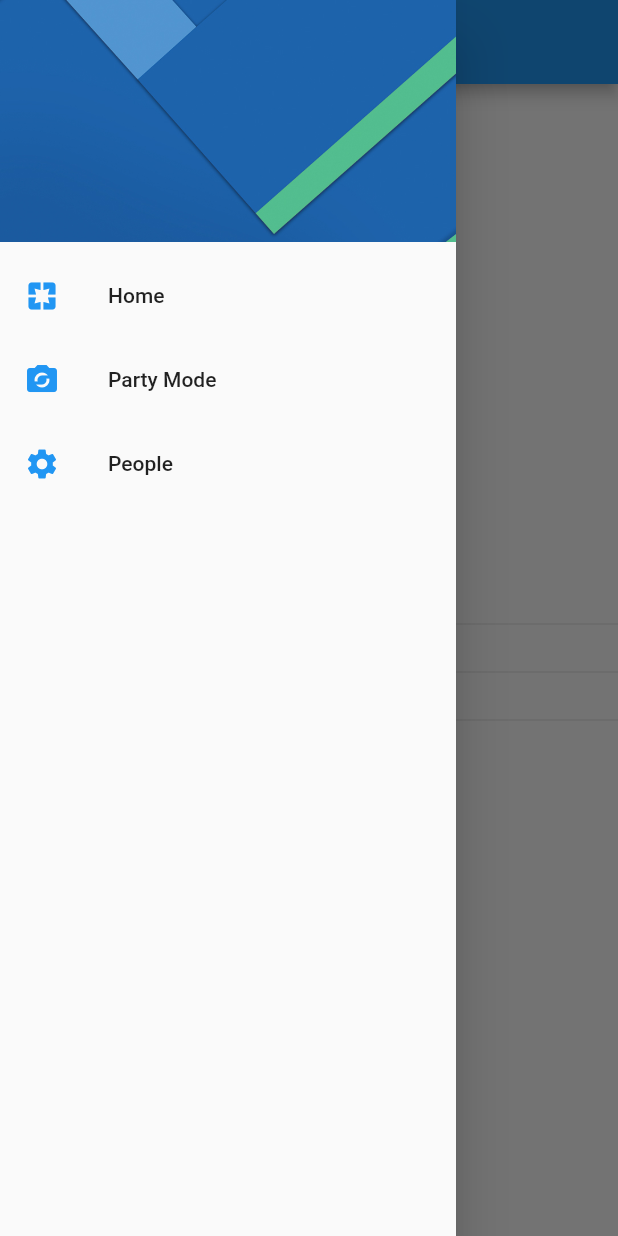
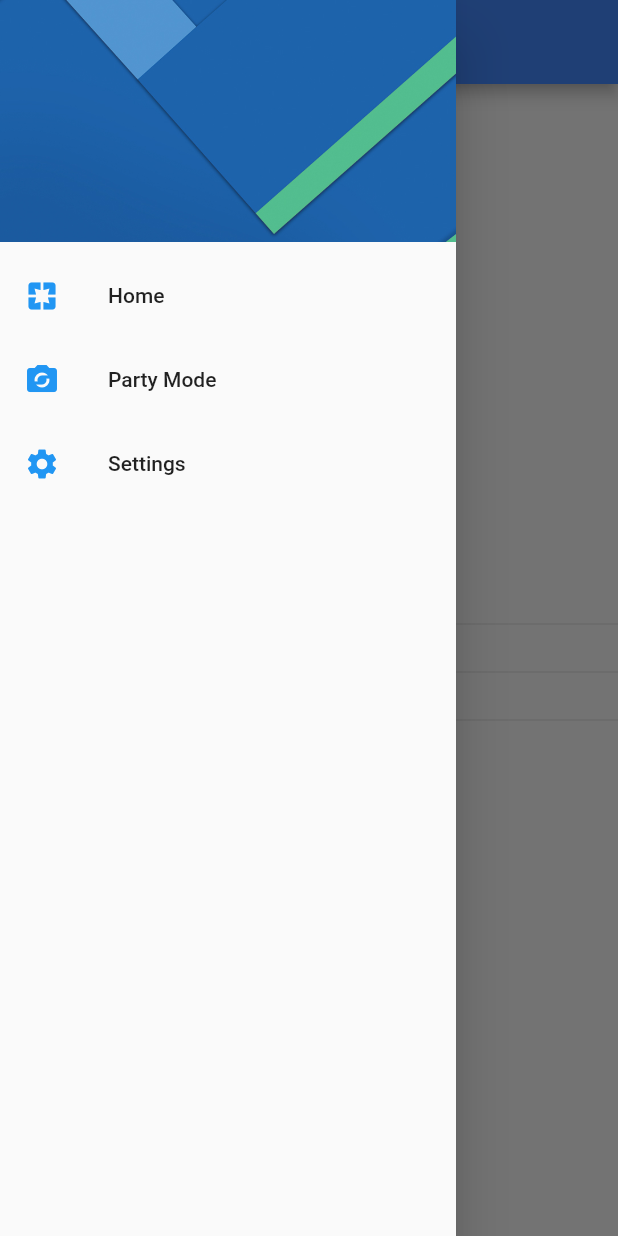
Before and after one commit to velascoandres/user_preferences, a Flutter app: the screen it shows after launch, with the side drawer open, on a phone screen of 412 x 824 dp. Run offline on Flutter 3.47's test engine with Material 2 defaults, Android fonts, the phone set to English and light mode, and no system bars; our stand-ins replace shared_preferences.

Commit message:
preferencias para nombre, color

```diff
--- a/lib/main.dart
+++ b/lib/main.dart
@@ -5,7 +5,9 @@ import 'package:user_preferences/src/pages/settings_page.dart';
 import 'package:user_preferences/src/shared_prefs/preferencias_usuario.dart';
 
 void main() {
+  WidgetsFlutterBinding.ensureInitialized();
   final prefs = new PreferenciasUsuarios();
+  prefs.initPrefs();
   runApp(MyApp());
 }
 
--- a/lib/src/pages/home_page.dart
+++ b/lib/src/pages/home_page.dart
@@ -1,26 +1,29 @@
 import 'package:flutter/material.dart';
+import 'package:user_preferences/src/shared_prefs/preferencias_usuario.dart';
 import 'package:user_preferences/src/widgets/menu_widget.dart';
 
 class HomePage extends StatelessWidget {
-  const HomePage({Key key}) : super(key: key);
+  HomePage({Key key}) : super(key: key);
 
   static final String routeName = 'home';
+  final prefs = new PreferenciasUsuarios();
 
   @override
   Widget build(BuildContext context) {
     return Scaffold(
       appBar: AppBar(
         title: Text('Preferencias de usuario'),
+        backgroundColor: (prefs.colorSecundario ? Colors.black  : Colors.blueAccent),
       ),
       drawer: MenuWidget(),
       body: Column(
         mainAxisAlignment: MainAxisAlignment.center,
         children: [
-          Text('Color secundario'),
+          Text('Color secundario ${prefs.colorSecundario}'),
           Divider(),
-          Text('Genero'),
+          Text('Genero ${prefs.genero}'),
           Divider(),
-          Text('Nombre de usuario'),
+          Text('Nombre de usuario ${prefs.nombre}'),
           Divider(),
         ],
       ),
--- a/lib/src/shared_prefs/preferencias_usuario.dart
+++ b/lib/src/shared_prefs/preferencias_usuario.dart
@@ -9,7 +9,6 @@ class PreferenciasUsuarios {
   }
 
   PreferenciasUsuarios._internal() {
-    initPrefs();
   }
 
   SharedPreferences _prefs;
@@ -18,11 +17,27 @@ class PreferenciasUsuarios {
     _prefs = await SharedPreferences.getInstance();
   }
 
-  get genero {
-    return _prefs.getInt('genero');
+  int get genero {
+    return _prefs.getInt('genero') ?? 1;
   }
 
   set genero(int value) {
     _prefs.setInt('genero', value);
   }
+
+  bool get colorSecundario {
+    return _prefs.getBool('colorSecundario') ?? false;
+  }
+
+  set colorSecundario(bool value) {
+    _prefs.setBool('colorSecundario', value);
+  }
+
+  String get nombre {
+    return _prefs.getString('nombre') ?? '';
+  }
+
+  set nombre(String value) {
+    _prefs.setString('nombre', value);
+  }
 }
--- a/lib/src/widgets/menu_widget.dart
+++ b/lib/src/widgets/menu_widget.dart
@@ -42,7 +42,7 @@ class MenuWidget extends StatelessWidget {
               Icons.settings,
               color: Colors.blue,
             ),
-            title: Text('People'),
+            title: Text('Settings'),
             onTap: () =>
                 Navigator.pushReplacementNamed(context, SettingsPage.routeName),
           ),
```
Also changed, not shown: lib/src/pages/settings_page.dart (+13 -5 lines).
